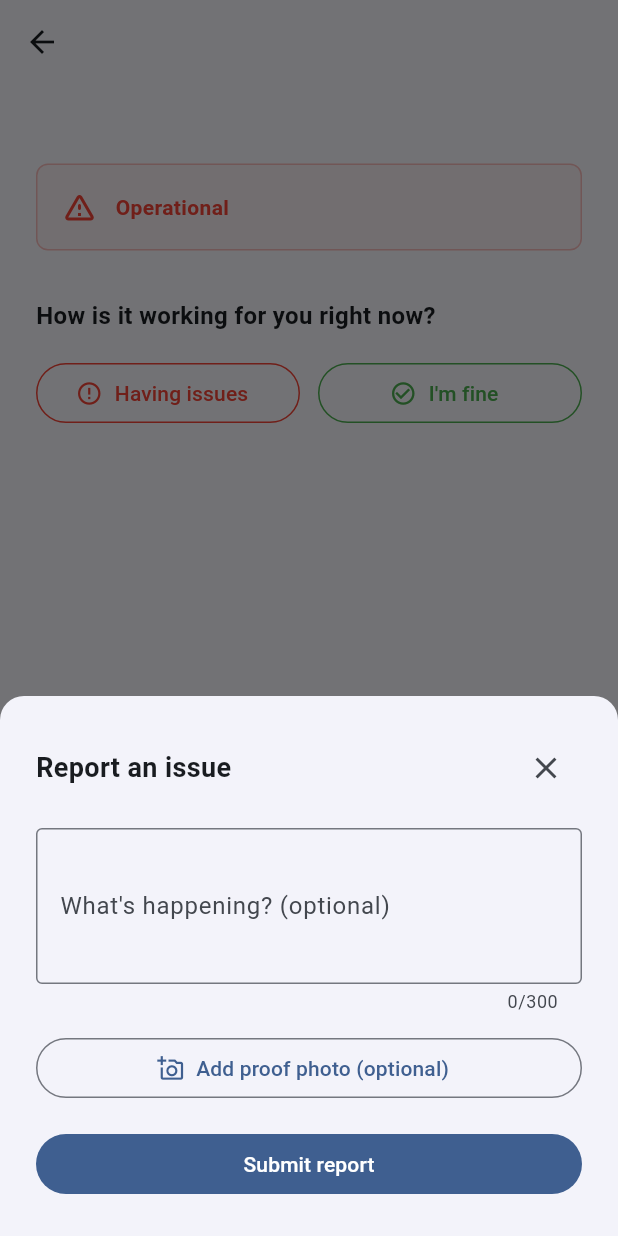
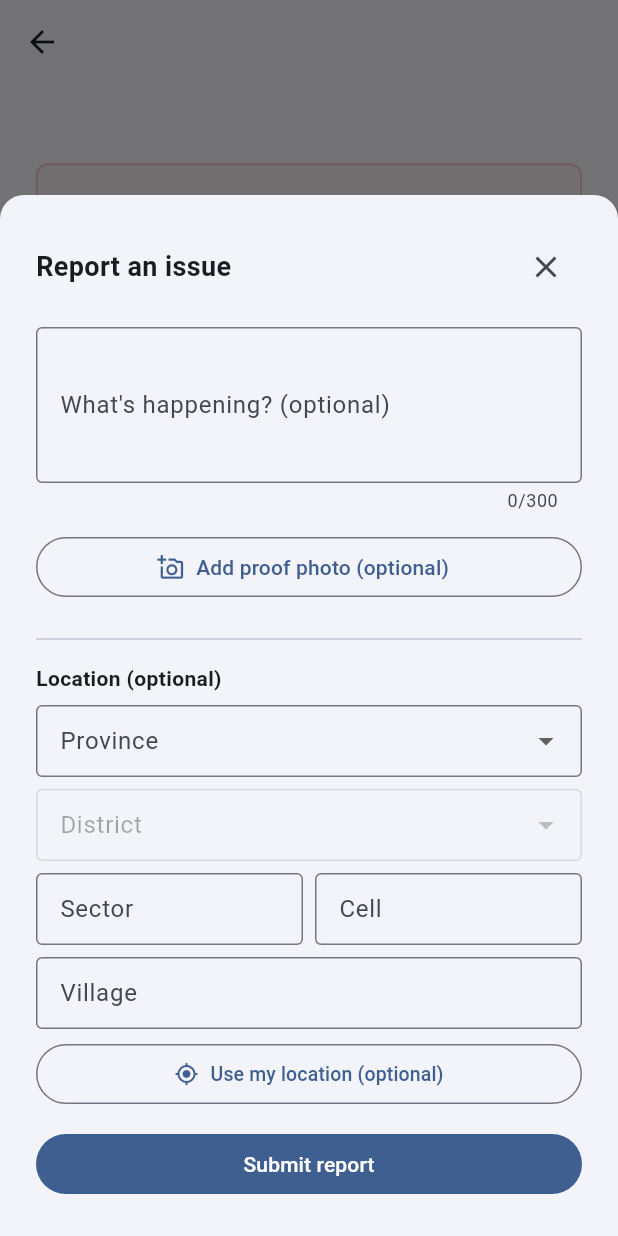
Before and after one commit to julesntare/phas, a Flutter app: the PlatformDetailScreen screen opened directly with empty values, after a tap on "Having issues", on a phone screen of 412 x 824 dp. Run offline on Flutter 3.47's test engine with Material 3 defaults, Android fonts, the light colour scheme and no system bars; our stand-ins replace flutter_riverpod, flutter_secure_storage, geolocator, go_router, image_picker; accounts and stored records are empty.

Commit message:
added reporting region selection

```diff
--- a/mobile/lib/features/platforms/screens/platform_detail_screen.dart
+++ b/mobile/lib/features/platforms/screens/platform_detail_screen.dart
@@ -4,7 +4,9 @@ import 'package:flutter_riverpod/flutter_riverpod.dart';
 import 'package:image_picker/image_picker.dart';
 import '../../../core/api_client.dart';
 import '../../../models/platform.dart';
+import '../../../models/rwanda_locations.dart';
 import '../../auth/auth_provider.dart';
+import '../../report/widgets/location_picker_widget.dart';
 
 class PlatformDetailScreen extends ConsumerStatefulWidget {
   final Platform platform;
@@ -122,6 +124,7 @@ class _AffectedReportSheetState
     extends ConsumerState<_AffectedReportSheet> {
   final _textCtrl = TextEditingController();
   XFile? _imageFile;
+  LocationData _location = const LocationData();
   bool _submitting = false;
   String? _error;
 
@@ -189,7 +192,8 @@ class _AffectedReportSheetState
         'platformId': widget.platformId,
         'type': 'affected',
         if (_textCtrl.text.trim().isNotEmpty) 'freeText': _textCtrl.text.trim(),
-        'proofImageUrl': proofImageUrl,
+        'proofImageUrl': ?proofImageUrl,
+        ..._location.toJson(),
       });
 
       if (mounted) Navigator.of(context).pop(true);
@@ -205,6 +209,7 @@ class _AffectedReportSheetState
     return Padding(
       padding: EdgeInsets.fromLTRB(
           24, 24, 24, MediaQuery.of(context).viewInsets.bottom + 24),
+      child: SingleChildScrollView(
         child: Column(
           mainAxisSize: MainAxisSize.min,
           crossAxisAlignment: CrossAxisAlignment.stretch,
@@ -257,8 +262,8 @@ class _AffectedReportSheetState
                           color: Colors.black54,
                           shape: BoxShape.circle,
                         ),
-                      child:
-                          const Icon(Icons.close, color: Colors.white, size: 20),
+                        child: const Icon(Icons.close,
+                            color: Colors.white, size: 20),
                       ),
                     ),
                   ),
@@ -269,6 +274,12 @@ class _AffectedReportSheetState
                 onPressed: _showImageSourceSheet,
                 icon: const Icon(Icons.add_a_photo_outlined),
                 label: const Text('Add proof photo (optional)'),
+              ),
+            const SizedBox(height: 16),
+            const Divider(),
+            const SizedBox(height: 8),
+            LocationPickerWidget(
+              onChanged: (loc) => setState(() => _location = loc),
             ),
             if (_error != null) ...[
               const SizedBox(height: 8),
@@ -286,6 +297,7 @@ class _AffectedReportSheetState
                   : const Text('Submit report'),
             ),
           ],
+        ),
       ),
     );
   }
--- /dev/null
+++ b/mobile/lib/features/report/widgets/location_picker_widget.dart
@@ -0,0 +1,218 @@
+import 'package:flutter/material.dart';
+import 'package:geolocator/geolocator.dart';
+import '../../../models/rwanda_locations.dart';
+
+class LocationPickerWidget extends StatefulWidget {
+  final ValueChanged<LocationData> onChanged;
+
+  const LocationPickerWidget({super.key, required this.onChanged});
+
+  @override
+  State<LocationPickerWidget> createState() => _LocationPickerWidgetState();
+}
+
+class _LocationPickerWidgetState extends State<LocationPickerWidget> {
+  String? _province;
+  String? _district;
+  final _sectorCtrl = TextEditingController();
+  final _cellCtrl = TextEditingController();
+  final _villageCtrl = TextEditingController();
+  bool _gpsActive = false;
+  bool _gpsLoading = false;
+  double? _lat;
+  double? _lng;
+
+  @override
+  void dispose() {
+    _sectorCtrl.dispose();
+    _cellCtrl.dispose();
+    _villageCtrl.dispose();
+    super.dispose();
+  }
+
+  void _notify() {
+    widget.onChanged(LocationData(
+      province: _province,
+      district: _district,
+      sector: _sectorCtrl.text.trim().isEmpty ? null : _sectorCtrl.text.trim(),
+      cell: _cellCtrl.text.trim().isEmpty ? null : _cellCtrl.text.trim(),
+      village: _villageCtrl.text.trim().isEmpty ? null : _villageCtrl.text.trim(),
+      latitude: _lat,
+      longitude: _lng,
+    ));
+  }
+
+  Future<void> _useGps() async {
+    setState(() => _gpsLoading = true);
+    try {
+      var permission = await Geolocator.checkPermission();
+      if (permission == LocationPermission.denied) {
+        permission = await Geolocator.requestPermission();
+      }
+      if (permission == LocationPermission.deniedForever ||
+          permission == LocationPermission.denied) {
+        if (mounted) {
+          ScaffoldMessenger.of(context).showSnackBar(
+            const SnackBar(content: Text('Location permission denied')),
+          );
+        }
+        return;
+      }
+
+      final pos = await Geolocator.getCurrentPosition(
+        locationSettings: const LocationSettings(
+          accuracy: LocationAccuracy.medium,
+          timeLimit: Duration(seconds: 10),
+        ),
+      );
+      setState(() {
+        _lat = pos.latitude;
+        _lng = pos.longitude;
+        _gpsActive = true;
+      });
+      _notify();
+    } catch (e) {
+      if (mounted) {
+        ScaffoldMessenger.of(context).showSnackBar(
+          SnackBar(content: Text('Could not get location: $e')),
+        );
+      }
+    } finally {
+      if (mounted) setState(() => _gpsLoading = false);
+    }
+  }
+
+  void _clearGps() {
+    setState(() { _gpsActive = false; _lat = null; _lng = null; });
+    _notify();
+  }
+
+  List<String> get _districts =>
+      _province != null ? (rwandaProvinceDistricts[_province] ?? []) : [];
+
+  @override
+  Widget build(BuildContext context) {
+    return Column(
+      crossAxisAlignment: CrossAxisAlignment.stretch,
+      children: [
+        const Text('Location (optional)',
+            style: TextStyle(fontWeight: FontWeight.w600)),
+        const SizedBox(height: 8),
+
+        // Province
+        DropdownButtonFormField<String>(
+          initialValue: _province,
+          decoration: const InputDecoration(
+            labelText: 'Province',
+            border: OutlineInputBorder(),
+            isDense: true,
+          ),
+          items: rwandaProvinceDistricts.keys
+              .map((p) => DropdownMenuItem(value: p, child: Text(p)))
+              .toList(),
+          onChanged: (val) {
+            setState(() { _province = val; _district = null; });
+            _notify();
+          },
+        ),
+        const SizedBox(height: 8),
+
+        // District (enabled only after province selected)
+        DropdownButtonFormField<String>(
+          initialValue: _district,
+          decoration: InputDecoration(
+            labelText: 'District',
+            border: const OutlineInputBorder(),
+            isDense: true,
+            enabled: _province != null,
+          ),
+          items: _districts
+              .map((d) => DropdownMenuItem(value: d, child: Text(d)))
+              .toList(),
+          onChanged: _province == null
+              ? null
+              : (val) {
+                  setState(() => _district = val);
+                  _notify();
+                },
+        ),
+        const SizedBox(height: 8),
+
+        // Sector / Cell / Village (collapsible row)
+        Row(
+          children: [
+            Expanded(
+              child: TextField(
+                controller: _sectorCtrl,
+                decoration: const InputDecoration(
+                  labelText: 'Sector',
+                  border: OutlineInputBorder(),
+                  isDense: true,
+                ),
+                onChanged: (_) => _notify(),
+              ),
+            ),
+            const SizedBox(width: 8),
+            Expanded(
+              child: TextField(
+                controller: _cellCtrl,
+                decoration: const InputDecoration(
+                  labelText: 'Cell',
+                  border: OutlineInputBorder(),
+                  isDense: true,
+                ),
+                onChanged: (_) => _notify(),
+              ),
+            ),
+          ],
+        ),
+        const SizedBox(height: 8),
+        TextField(
+          controller: _villageCtrl,
+          decoration: const InputDecoration(
+            labelText: 'Village',
+            border: OutlineInputBorder(),
+            isDense: true,
+          ),
+          onChanged: (_) => _notify(),
+        ),
+        const SizedBox(height: 10),
+
+        // GPS button
+        if (_gpsActive)
+          Row(
+            children: [
+              const Icon(Icons.gps_fixed, size: 16, color: Colors.green),
+              const SizedBox(width: 6),
+              Expanded(
+                child: Text(
+                  'GPS: ${_lat!.toStringAsFixed(4)}, ${_lng!.toStringAsFixed(4)}',
+                  style: const TextStyle(fontSize: 12, color: Colors.green),
+                ),
+              ),
+              GestureDetector(
+                onTap: _clearGps,
+                child: const Icon(Icons.close, size: 16, color: Colors.black45),
+              ),
+            ],
+          )
+        else
+          OutlinedButton.icon(
+            onPressed: _gpsLoading ? null : _useGps,
+            icon: _gpsLoading
+                ? const SizedBox(
+                    height: 14,
+                    width: 14,
+                    child: CircularProgressIndicator(strokeWidth: 2))
+                : const Icon(Icons.my_location, size: 16),
+            label: const Text('Use my location (optional)',
+                style: TextStyle(fontSize: 13)),
+            style: OutlinedButton.styleFrom(
+              padding: const EdgeInsets.symmetric(vertical: 8),
+              tapTargetSize: MaterialTapTargetSize.shrinkWrap,
+            ),
+          ),
+      ],
+    );
+  }
+}
--- /dev/null
+++ b/mobile/lib/models/rwanda_locations.dart
@@ -0,0 +1,45 @@
+const Map<String, List<String>> rwandaProvinceDistricts = {
+  'City of Kigali': ['Gasabo', 'Kicukiro', 'Nyarugenge'],
+  'Northern Province': ['Burera', 'Gakenke', 'Gicumbi', 'Musanze', 'Rulindo'],
+  'Southern Province': [
+    'Gisagara', 'Huye', 'Kamonyi', 'Muhanga',
+    'Nyamagabe', 'Nyanza', 'Nyaruguru', 'Ruhango',
+  ],
+  'Eastern Province': [
+    'Bugesera', 'Gatsibo', 'Kayonza', 'Kirehe',
+    'Ngoma', 'Nyagatare', 'Rwamagana',
+  ],
+  'Western Province': [
+    'Karongi', 'Ngororero', 'Nyabihu', 'Nyamasheke',
+    'Rubavu', 'Rusizi', 'Rutsiro',
+  ],
+};
+
+class LocationData {
+  final String? province;
+  final String? district;
+  final String? sector;
+  final String? cell;
+  final String? village;
+  final double? latitude;
+  final double? longitude;
+
+  const LocationData({
+    this.province,
+    this.district,
+    this.sector,
+    this.cell,
+    this.village,
+    this.latitude,
+    this.longitude,
+  });
+
+  Map<String, dynamic> toJson() => {
+    if (district != null) 'district': district,
+    if (sector != null) 'sector': sector,
+    if (cell != null) 'cell': cell,
+    if (village != null) 'village': village,
+    if (latitude != null) 'latitude': latitude,
+    if (longitude != null) 'longitude': longitude,
+  };
+}
--- a/mobile/pubspec.yaml
+++ b/mobile/pubspec.yaml
@@ -39,6 +39,7 @@ dependencies:
   flutter_secure_storage: ^10.3.1
   shared_preferences: ^2.5.5
   image_picker: ^1.1.2
+  geolocator: ^13.0.2
 
 dev_dependencies:
   flutter_test:
```
Also changed, not shown: mobile/pubspec.lock, 3 other files. Lines whose indentation alone changed are shown as unchanged.
